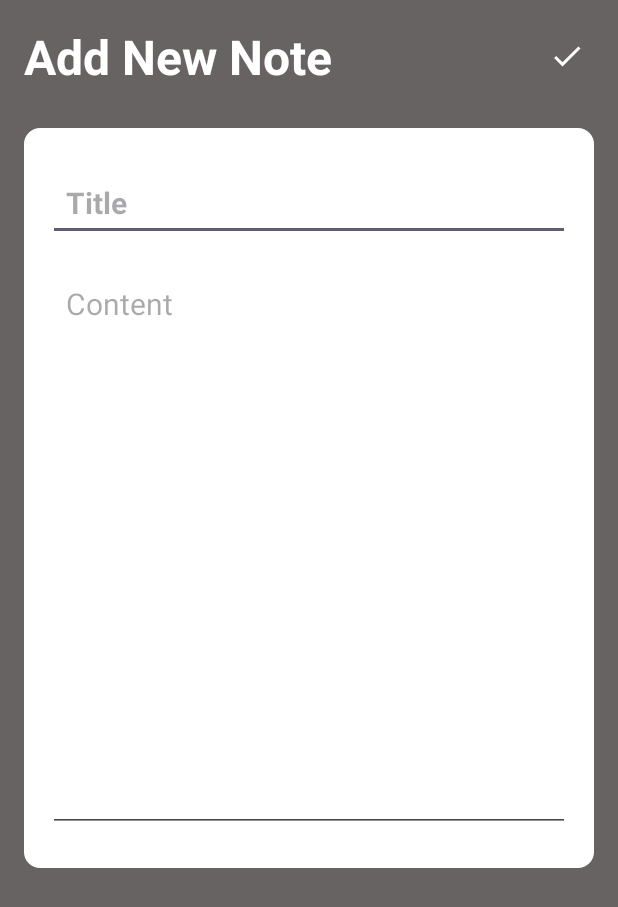
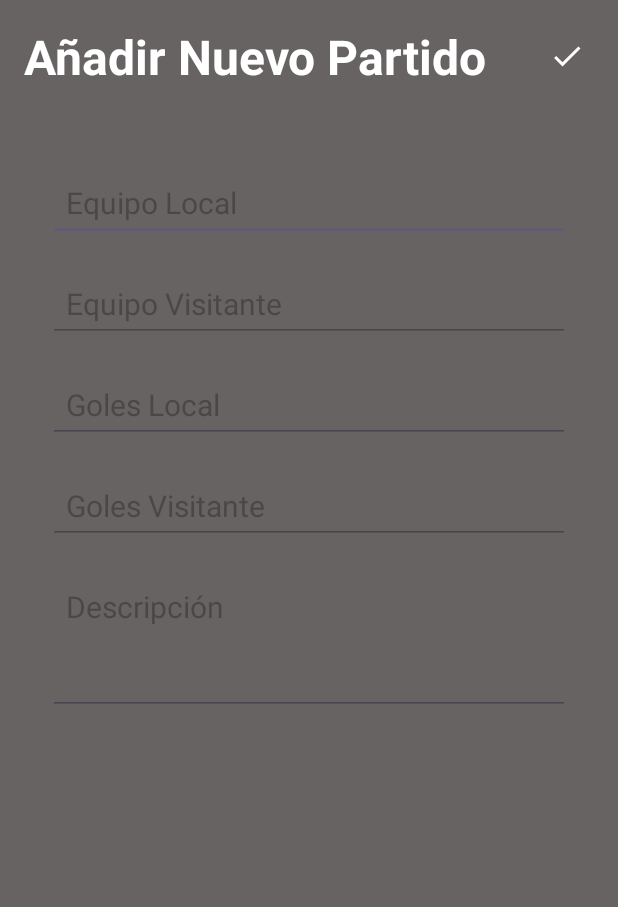
Before and after one commit to MigueldeNobrega/Futbol_Connection_Notes, an Android app: the screen it shows after launch once a user with an empty profile is signed in (NoteDetailsActivity), after a tap on an icon or button, on a phone screen of 412 x 824 dp. Shown: the top 907 px of the screen. Run offline under Robolectric (Android 15) with nearby library versions, the phone set to English and light mode, and no system bars; our stand-ins replace Firebase (no records; nobody signed in at launch, a user with empty details on screens opened directly).

Commit message:
MatchNotes

```diff
--- a/app/src/main/java/com/example/futbol_connection_notes/MainActivity.java
+++ b/app/src/main/java/com/example/futbol_connection_notes/MainActivity.java
@@ -24,7 +24,6 @@ public class MainActivity extends AppCompatActivity {
 
     FloatingActionButton addNoteBtn;
     RecyclerView recyclerView;
-    ImageButton menuBtn;
     NoteAdapter noteAdapter;
 
     @Override
@@ -34,22 +33,19 @@ public class MainActivity extends AppCompatActivity {
 
         addNoteBtn = findViewById(R.id.add_note_btn);
         recyclerView = findViewById(R.id.recyler_view);
-       // menuBtn = findViewById(R.id.menu_btn);
 
-        addNoteBtn.setOnClickListener((v)-> startActivity(new Intent(MainActivity.this,NoteDetailsActivity.class)) );
-       // menuBtn.setOnClickListener((v)->showMenu() );
+        addNoteBtn.setOnClickListener((v) -> startActivity(new Intent(MainActivity.this, NoteDetailsActivity.class)));
+
         setupRecyclerView();
 
         BottomNavigationView bottomNavigationView = findViewById(R.id.bottomNavigation);
-
-        // Resaltar el ítem correspondiente
         bottomNavigationView.setSelectedItemId(R.id.nav_main);
 
         bottomNavigationView.setOnItemSelectedListener(item -> {
-            int itemId = item.getItemId(); // Obtener el ID seleccionado
+            int itemId = item.getItemId();
 
             if (itemId == R.id.nav_main) {
-                return true; // Ya estamos aquí
+                return true;
             } else if (itemId == R.id.nav_chat) {
                 startActivity(new Intent(getApplicationContext(), ForosActivity.class));
                 overridePendingTransition(0, 0);
@@ -64,33 +60,12 @@ public class MainActivity extends AppCompatActivity {
         });
     }
 
-
-
-   /* void showMenu(){
-        PopupMenu popupMenu  = new PopupMenu(MainActivity.this,menuBtn);
-        popupMenu.getMenu().add("Logout");
-        popupMenu.show();
-        popupMenu.setOnMenuItemClickListener(new PopupMenu.OnMenuItemClickListener() {
-            @Override
-            public boolean onMenuItemClick(MenuItem menuItem) {
-                if(menuItem.getTitle()=="Logout"){
-                    FirebaseAuth.getInstance().signOut();
-                    startActivity(new Intent(MainActivity.this,LoginActivity.class));
-                    finish();
-                    return true;
-                }
-                return false;
-            }
-        });
-
-    }*/
-
-    void setupRecyclerView(){
-        Query query  = Utility.getCollectionReferenceForNotes().orderBy("timestamp",Query.Direction.DESCENDING);
+    void setupRecyclerView() {
+        Query query = Utility.getCollectionReferenceForNotes().orderBy("timestamp", Query.Direction.DESCENDING);
         FirestoreRecyclerOptions<Note> options = new FirestoreRecyclerOptions.Builder<Note>()
-                .setQuery(query,Note.class).build();
+                .setQuery(query, Note.class).build();
         recyclerView.setLayoutManager(new LinearLayoutManager(this));
-        noteAdapter = new NoteAdapter(options,this);
+        noteAdapter = new NoteAdapter(options, this);
         recyclerView.setAdapter(noteAdapter);
     }
 
--- a/app/src/main/java/com/example/futbol_connection_notes/NoteDetailsActivity.java
+++ b/app/src/main/java/com/example/futbol_connection_notes/NoteDetailsActivity.java
@@ -6,12 +6,8 @@ import android.widget.EditText;
 import android.widget.ImageButton;
 import android.widget.TextView;
 
-import androidx.activity.EdgeToEdge;
 import androidx.annotation.NonNull;
 import androidx.appcompat.app.AppCompatActivity;
-import androidx.core.graphics.Insets;
-import androidx.core.view.ViewCompat;
-import androidx.core.view.WindowInsetsCompat;
 
 import com.google.android.gms.tasks.OnCompleteListener;
 import com.google.android.gms.tasks.Task;
@@ -19,99 +15,100 @@ import com.google.firebase.Timestamp;
 import com.google.firebase.firestore.DocumentReference;
 
 public class NoteDetailsActivity extends AppCompatActivity {
-    EditText titleEditText, contentEditText;
+    EditText localTeamEditText, visitorTeamEditText, localGoalsEditText, visitorGoalsEditText, descriptionEditText;
     ImageButton saveNoteBtn;
-    TextView pageTitleTextView;
-    String title, content, docId;
+    TextView pageTitleTextView, deleteNoteTextViewBtn;
+    String docId;
     boolean isEditMode = false;
-    TextView deleteNoteTextViewBtn;
 
     @Override
     protected void onCreate(Bundle savedInstanceState) {
         super.onCreate(savedInstanceState);
         setContentView(R.layout.activity_note_details);
 
-        titleEditText = findViewById(R.id.notes_title_text);
-        contentEditText = findViewById(R.id.notes_content_text);
+        localTeamEditText = findViewById(R.id.notes_local_team);
+        visitorTeamEditText = findViewById(R.id.notes_visitor_team);
+        localGoalsEditText = findViewById(R.id.notes_local_goals);
+        visitorGoalsEditText = findViewById(R.id.notes_visitor_goals);
+        descriptionEditText = findViewById(R.id.notes_description);
         saveNoteBtn = findViewById(R.id.save_note_btn);
         pageTitleTextView = findViewById(R.id.page_title);
         deleteNoteTextViewBtn = findViewById(R.id.delete_note_text_view_btn);
 
-        //receive data
-        title = getIntent().getStringExtra("title");
-        content = getIntent().getStringExtra("content");
+        // Recibir datos
         docId = getIntent().getStringExtra("docId");
-
         if (docId != null && !docId.isEmpty()) {
             isEditMode = true;
-        }
-
-        titleEditText.setText(title);
-        contentEditText.setText(content);
-        if (isEditMode) {
-            pageTitleTextView.setText("Edit your note");
+            localTeamEditText.setText(getIntent().getStringExtra("localTeam"));
+            visitorTeamEditText.setText(getIntent().getStringExtra("visitorTeam"));
+            localGoalsEditText.setText(String.valueOf(getIntent().getIntExtra("localGoals", 0)));
+            visitorGoalsEditText.setText(String.valueOf(getIntent().getIntExtra("visitorGoals", 0)));
+            descriptionEditText.setText(getIntent().getStringExtra("description"));
+            pageTitleTextView.setText("Editar Partido");
             deleteNoteTextViewBtn.setVisibility(View.VISIBLE);
         }
 
         saveNoteBtn.setOnClickListener((v) -> saveNote());
-
-        deleteNoteTextViewBtn.setOnClickListener((v)-> deleteNoteFromFirebase() );
-
+        deleteNoteTextViewBtn.setOnClickListener((v) -> deleteNoteFromFirebase());
     }
 
     void saveNote() {
-        String noteTitle = titleEditText.getText().toString();
-        String noteContent = contentEditText.getText().toString();
-        if (noteTitle == null || noteTitle.isEmpty()) {
-            titleEditText.setError("Title is required");
+        String localTeam = localTeamEditText.getText().toString();
+        String visitorTeam = visitorTeamEditText.getText().toString();
+        int localGoals = Integer.parseInt(localGoalsEditText.getText().toString());
+        int visitorGoals = Integer.parseInt(visitorGoalsEditText.getText().toString());
+        String description = descriptionEditText.getText().toString();
+
+        if (localTeam.isEmpty()) {
+            localTeamEditText.setError("El equipo local es obligatorio");
             return;
         }
+        if (visitorTeam.isEmpty()) {
+            visitorTeamEditText.setError("El equipo visitante es obligatorio");
+            return;
+        }
+
         Note note = new Note();
-        note.setTitle(noteTitle);
-        note.setContent(noteContent);
+        note.setLocalTeam(localTeam);
+        note.setVisitorTeam(visitorTeam);
+        note.setLocalGoals(localGoals);
+        note.setVisitorGoals(visitorGoals);
+        note.setDescription(description);
         note.setTimestamp(Timestamp.now());
 
         saveNoteToFirebase(note);
-
     }
 
     void saveNoteToFirebase(Note note) {
         DocumentReference documentReference;
         if (isEditMode) {
-            //update the note
             documentReference = Utility.getCollectionReferenceForNotes().document(docId);
         } else {
-            //create new note
             documentReference = Utility.getCollectionReferenceForNotes().document();
         }
         documentReference.set(note).addOnCompleteListener(new OnCompleteListener<Void>() {
             @Override
             public void onComplete(@NonNull Task<Void> task) {
-                if(task.isSuccessful()){
-                    //note is added
-                    Utility.showToast(NoteDetailsActivity.this,"Note added successfully");
+                if (task.isSuccessful()) {
+                    Utility.showToast(NoteDetailsActivity.this, "Partido guardado exitosamente");
                     finish();
-                }else{
-                    Utility.showToast(NoteDetailsActivity.this,"Failed while adding note"+ task.getException().getMessage());
+                } else {
+                    Utility.showToast(NoteDetailsActivity.this, "Error al guardar partido: " + task.getException().getMessage());
                 }
             }
         });
-
     }
 
-
-    void deleteNoteFromFirebase(){
-        DocumentReference documentReference;
-        documentReference = Utility.getCollectionReferenceForNotes().document(docId);
+    void deleteNoteFromFirebase() {
+        DocumentReference documentReference = Utility.getCollectionReferenceForNotes().document(docId);
         documentReference.delete().addOnCompleteListener(new OnCompleteListener<Void>() {
             @Override
             public void onComplete(@NonNull Task<Void> task) {
-                if(task.isSuccessful()){
-                    //note is deleted
-                    Utility.showToast(NoteDetailsActivity.this,"Note deleted successfully");
+                if (task.isSuccessful()) {
+                    Utility.showToast(NoteDetailsActivity.this, "Partido eliminado");
                     finish();
-                }else{
-                    Utility.showToast(NoteDetailsActivity.this,"Failed while deleting note");
+                } else {
+                    Utility.showToast(NoteDetailsActivity.this, "Error al eliminar partido");
                 }
             }
         });
--- a/app/src/main/res/drawable/bottom_menu.xml
+++ b/app/src/main/res/drawable/bottom_menu.xml
@@ -2,5 +2,5 @@
     <menu xmlns:android="http://schemas.android.com/apk/res/android">
         <item android:id="@+id/nav_main" android:icon="@drawable/longchecklist_122029" android:title="Mis Partidos"/>
         <item android:id="@+id/nav_chat" android:icon="@drawable/message_105089" android:title="Foro"/>
-        <item android:id="@+id/nav_profile" android:icon="@drawable/profile_picture_user_icon_153847" android:title="Perfil"/>
+        <item android:id="@+id/nav_profile" android:icon="@drawable/userbig" android:title="Perfil"/>
     </menu>
--- a/app/src/main/res/layout/activity_create_account.xml
+++ b/app/src/main/res/layout/activity_create_account.xml
@@ -5,8 +5,7 @@
     android:layout_width="match_parent"
     android:layout_height="match_parent"
     android:layout_marginVertical="16dp"
-    android:layout_marginHorizontal="32dp"
-    android:background="@color/white"
+    android:layout_marginHorizontal="28dp"
     tools:context=".CreateAccountActivity">
     <ImageView
         android:layout_width="128dp"
--- a/app/src/main/res/layout/activity_note_details.xml
+++ b/app/src/main/res/layout/activity_note_details.xml
@@ -17,7 +17,7 @@
             android:id="@+id/page_title"
             android:layout_width="wrap_content"
             android:layout_height="wrap_content"
-            android:text="Add New Note"
+            android:text="Añadir Nuevo Partido"
             android:textColor="@color/white"
             android:textSize="32sp"
             android:textStyle="bold" />
@@ -30,9 +30,7 @@
             android:layout_alignParentEnd="true"
             android:layout_centerVertical="true"
             app:tint="@color/white"
-            android:background="?attr/selectableItemBackgroundBorderless"
-
-            />
+            android:background="?attr/selectableItemBackgroundBorderless"/>
 
     </RelativeLayout>
 
@@ -43,45 +41,72 @@
         android:orientation="vertical"
         android:padding="16dp"
         android:layout_marginVertical="26dp"
-        android:backgroundTint="@color/white"
         android:background="@drawable/rounded_corner">
 
         <EditText
+            android:id="@+id/notes_local_team"
             android:layout_width="match_parent"
             android:layout_height="wrap_content"
-            android:id="@+id/notes_title_text"
-            android:hint="Title"
+            android:hint="Equipo Local"
             android:textSize="20sp"
-            android:textStyle="bold"
             android:layout_marginVertical="8dp"
             android:padding="12dp"
             android:textColor="@color/black"/>
+
         <EditText
+            android:id="@+id/notes_visitor_team"
             android:layout_width="match_parent"
             android:layout_height="wrap_content"
-            android:id="@+id/notes_content_text"
-            android:hint="Content"
-            android:minLines="15"
+            android:hint="Equipo Visitante"
+            android:textSize="20sp"
+            android:layout_marginVertical="8dp"
+            android:padding="12dp"
+            android:textColor="@color/black"/>
+
+        <EditText
+            android:id="@+id/notes_local_goals"
+            android:layout_width="match_parent"
+            android:layout_height="wrap_content"
+            android:hint="Goles Local"
+            android:textSize="20sp"
+            android:layout_marginVertical="8dp"
+            android:padding="12dp"
+            android:textColor="@color/black"
+            android:inputType="number"/>
+
+        <EditText
+            android:id="@+id/notes_visitor_goals"
+            android:layout_width="match_parent"
+            android:layout_height="wrap_content"
+            android:hint="Goles Visitante"
+            android:textSize="20sp"
+            android:layout_marginVertical="8dp"
+            android:padding="12dp"
+            android:textColor="@color/black"
+            android:inputType="number"/>
+
+        <EditText
+            android:id="@+id/notes_description"
+            android:layout_width="match_parent"
+            android:layout_height="wrap_content"
+            android:hint="Descripción"
+            android:minLines="3"
             android:gravity="top"
             android:textSize="20sp"
             android:layout_marginVertical="8dp"
             android:padding="12dp"
             android:textColor="@color/black"/>
-
-
     </LinearLayout>
 
     <TextView
+        android:id="@+id/delete_note_text_view_btn"
         android:layout_width="match_parent"
         android:layout_height="wrap_content"
-        android:id="@+id/delete_note_text_view_btn"
-        android:text="Delete note"
+        android:text="Eliminar Partido"
         android:layout_alignParentBottom="true"
         android:gravity="center"
         android:textSize="18sp"
         android:visibility="gone"
         android:textColor="#FF0000"/>
 
-
-
 </RelativeLayout>
```
Also changed, not shown: app/src/main/java/com/example/futbol_connection_notes/Note.java (+37 -12 lines), app/src/main/java/com/example/futbol_connection_notes/NoteAdapter.java (+18 -14 lines), app/src/main/res/layout/activity_main.xml (+5 -7 lines), app/src/main/res/layout/recycler_note_item.xml (+24 -17 lines), app/src/main/res/drawable/userbig.png (added), app/src/main/res/drawable/usericon.png (added). Lines whose indentation alone changed are shown as unchanged.
